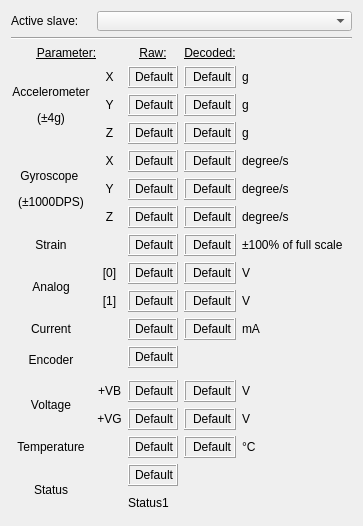
First picture: the form in ui/w_execute.ui, repository JFDuval/flexsea-plan, before the edit.
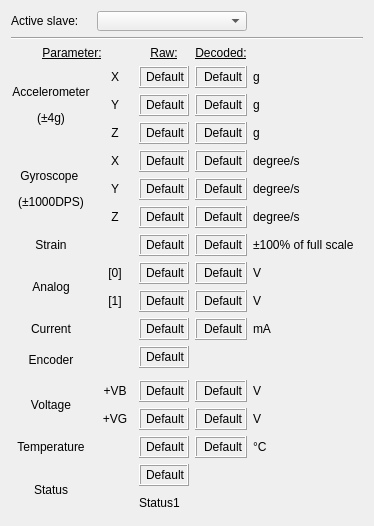
Second picture: the form after the edit.

Patch:
```diff
--- a/ui/w_execute.ui
+++ b/ui/w_execute.ui
@@ -2071,7 +2071,7 @@
        </property>
       </widget>
      </item>
-     <item row="0" column="1" colspan="4">
+     <item row="0" column="1" colspan="3">
       <widget class="QComboBox" name="comboBox_slave">
        <property name="sizePolicy">
         <sizepolicy hsizetype="Expanding" vsizetype="Expanding">
```
